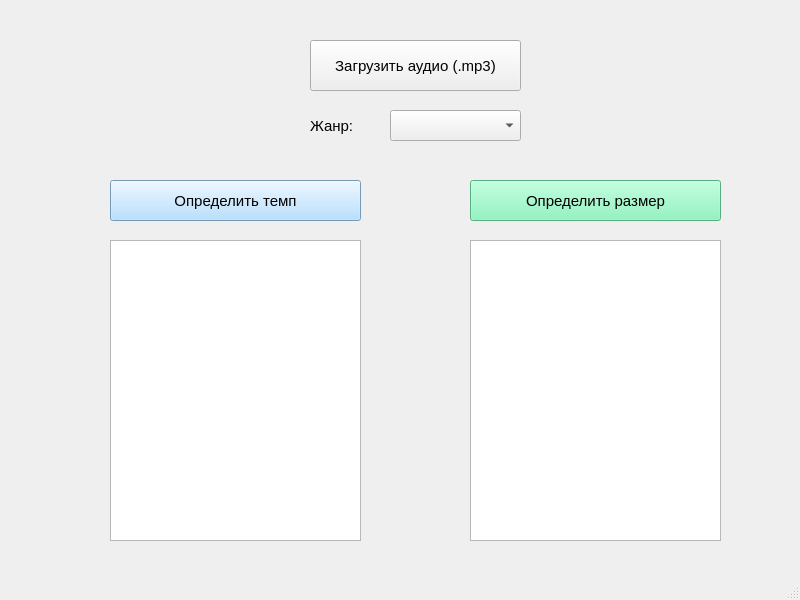
Qt form src/gui.ui (aavortep/bachelor_diploma) before a commit.
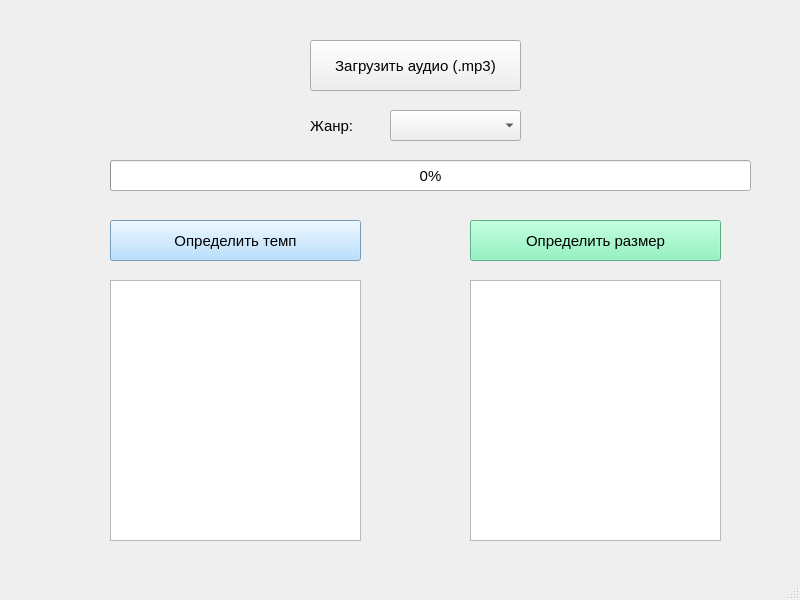
The same form after that commit.

Commit message: add progress bar and error messages

Diff of the .ui file:
```diff
--- a/src/gui.ui
+++ b/src/gui.ui
@@ -78,7 +78,7 @@
     <property name="geometry">
      <rect>
       <x>110</x>
-      <y>180</y>
+      <y>220</y>
       <width>251</width>
       <height>41</height>
      </rect>
@@ -99,7 +99,7 @@
     <property name="geometry">
      <rect>
       <x>470</x>
-      <y>180</y>
+      <y>220</y>
       <width>251</width>
       <height>41</height>
      </rect>
@@ -120,9 +120,9 @@
     <property name="geometry">
      <rect>
       <x>110</x>
-      <y>240</y>
+      <y>280</y>
       <width>251</width>
-      <height>301</height>
+      <height>261</height>
      </rect>
     </property>
    </widget>
@@ -130,12 +130,30 @@
     <property name="geometry">
      <rect>
       <x>470</x>
-      <y>240</y>
+      <y>280</y>
       <width>251</width>
-      <height>301</height>
+      <height>261</height>
      </rect>
     </property>
    </widget>
+   <widget class="QProgressBar" name="progressBar">
+    <property name="geometry">
+     <rect>
+      <x>110</x>
+      <y>160</y>
+      <width>641</width>
+      <height>31</height>
+     </rect>
+    </property>
+    <property name="font">
+     <font>
+      <pointsize>11</pointsize>
+     </font>
+    </property>
+    <property name="value">
+     <number>0</number>
+    </property>
+   </widget>
   </widget>
   <widget class="QMenuBar" name="menubar">
    <property name="geometry">
```
The commit also changes 4 other files.
